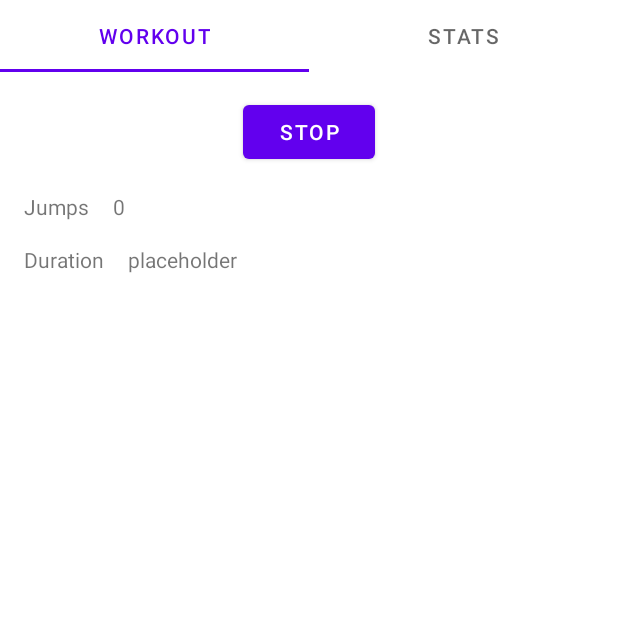
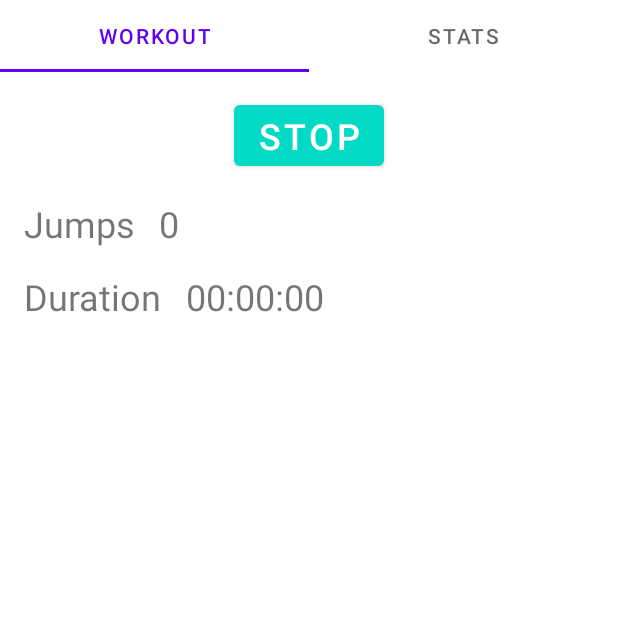
Before and after one commit to NormantasKudzma/Jump, an Android app: the screen it shows after launch (MainActivity), after a tap on "START", on a phone screen of 412 x 824 dp, the top half of it. Run offline under Robolectric (Android 15) with nearby library versions, the phone set to English and light mode, and no system bars.

Commit message:
Cleaning up, fixed duration field

```diff
--- a/app/src/main/java/com/nk/jump/MainActivity.java
+++ b/app/src/main/java/com/nk/jump/MainActivity.java
@@ -51,7 +51,7 @@ public class MainActivity extends AppCompatActivity {
                     .commit();
         }
         catch (Exception ignored) {
-            ignored.printStackTrace();
+
         }
     }
 }
--- a/app/src/main/java/com/nk/jump/fragments/WorkoutTab.java
+++ b/app/src/main/java/com/nk/jump/fragments/WorkoutTab.java
@@ -1,20 +1,23 @@
 package com.nk.jump.fragments;
 
+import android.graphics.drawable.ColorDrawable;
+import android.graphics.drawable.Drawable;
 import android.widget.Button;
 import android.widget.TextView;
 
 import androidx.fragment.app.Fragment;
 
-import com.nk.jump.Counter;
-import com.nk.jump.Graph;
 import com.nk.jump.R;
+import com.nk.jump.utils.Counter;
+import com.nk.jump.utils.Updater;
 
 import java.util.Locale;
 
 public class WorkoutTab extends Fragment {
     private Counter mCounter;
-    private TextView mText;
-    private Graph mGraph;
+    private TextView mTextJumps;
+    private TextView mTextDuration;
+    private Updater mDurationUpdater;
 
     public WorkoutTab() {
         super(R.layout.tab_workout);
@@ -26,26 +29,33 @@ public class WorkoutTab extends Fragment {
 
         mCounter = new Counter(getActivity());
 
-        mText = getView().findViewById(R.id.text_jumps);
+        mTextJumps = getView().findViewById(R.id.text_jumps);
         mCounter.setOnJumpListener(total -> {
-            mText.setText(String.format(Locale.getDefault(), "%d", total));
+            mTextJumps.setText(String.format(Locale.getDefault(), "%d", total));
         });
 
-        /*mGraph = new Graph(getView().findViewById(R.id.chart1), Counter.AXES, Counter.ROLLOVER);
-        mCounter.setDataPointListener((axis, value) -> {
-            mGraph.addPoint(axis, value);
-        });*/
+        mTextDuration = getView().findViewById(R.id.text_duration);
+        mDurationUpdater = new Updater(() -> {
+            long durationSeconds = (System.currentTimeMillis() - mCounter.getWorkout().mStart) / 1000;
+            long hours = durationSeconds / 3600;
+            long minutes = (durationSeconds % 3600) / 60;
+            long seconds = durationSeconds % 60;
+            mTextDuration.post(() -> mTextDuration.setText(String.format(Locale.getDefault(), "%02d:%02d:%02d", hours, minutes, seconds)));
+        }, 1000);
 
         Button button = getView().findViewById(R.id.button);
         button.setOnClickListener(v -> {
             if (!mCounter.isStarted()) {
                 button.setText(R.string.stop);
-                if (mGraph != null) { mGraph.cleanup(); }
+                button.setBackgroundColor(getResources().getColor(R.color.teal_200));
                 mCounter.start();
+                mDurationUpdater.start();
             }
             else {
                 button.setText(R.string.start);
+                button.setBackgroundColor(getResources().getColor(R.color.purple_500));
                 mCounter.stop();
+                mDurationUpdater.stop();
             }
         });
     }
--- a/app/src/main/java/com/nk/jump/Counter.java
+++ b/app/src/main/java/com/nk/jump/utils/Counter.java
@@ -1,4 +1,4 @@
-package com.nk.jump;
+package com.nk.jump.utils;
 
 import android.app.Activity;
 import android.hardware.Sensor;
@@ -86,6 +86,10 @@ public class Counter implements SensorEventListener {
         }
     }
 
+    public final Workout getWorkout() {
+        return mWorkout;
+    }
+
     public boolean isStarted(){
         return mStarted;
     }
--- a/app/src/main/java/com/nk/jump/Graph.java
+++ b/app/src/main/java/com/nk/jump/utils/Graph.java
@@ -1,4 +1,4 @@
-package com.nk.jump;
+package com.nk.jump.utils;
 
 import android.graphics.Color;
 
--- a/app/src/main/java/com/nk/jump/Logger.java
+++ b/app/src/main/java/com/nk/jump/utils/Logger.java
@@ -1,4 +1,4 @@
-package com.nk.jump;
+package com.nk.jump.utils;
 
 import android.app.Activity;
 import android.content.Context;
--- /dev/null
+++ b/app/src/main/java/com/nk/jump/utils/Updater.java
@@ -0,0 +1,47 @@
+package com.nk.jump.utils;
+
+import java.util.Timer;
+import java.util.TimerTask;
+
+public class Updater {
+    public interface Callback {
+        void onUpdate();
+    }
+
+    private Callback mCallback;
+    private int mIntervalMs;
+    private boolean mRunning;
+    private Timer mTimer;
+
+    public Updater(Callback callback, int intervalMs){
+        mCallback = callback;
+        mIntervalMs = intervalMs;
+        mRunning = false;
+    }
+
+    public void start(){
+        if (mRunning) { return; }
+        mRunning = true;
+
+        mTimer = new Timer(true);
+        mTimer.scheduleAtFixedRate(new TimerTask() {
+            @Override
+            public void run() {
+                mCallback.onUpdate();
+            }
+        }, 0, mIntervalMs);
+    }
+
+    public void stop(){
+        if (!mRunning) { return; }
+        mRunning = false;
+
+        mTimer.cancel();
+    }
+
+    @Override
+    protected void finalize() throws Throwable {
+        super.finalize();
+        stop();
+    }
+}
--- a/app/src/main/java/com/nk/jump/Workout.java
+++ b/app/src/main/java/com/nk/jump/utils/Workout.java
@@ -1,4 +1,4 @@
-package com.nk.jump;
+package com.nk.jump.utils;
 
 public class Workout {
     public long mStart;
--- a/app/src/main/res/layout/tab_workout.xml
+++ b/app/src/main/res/layout/tab_workout.xml
@@ -12,6 +12,8 @@
         android:layout_height="wrap_content"
         android:layout_marginTop="16dp"
         android:text="@string/start"
+        android:textSize="24sp"
+        app:backgroundTint="@color/purple_500"
         app:layout_constraintEnd_toEndOf="parent"
         app:layout_constraintStart_toStartOf="parent"
         app:layout_constraintTop_toTopOf="parent" />
@@ -24,6 +26,7 @@
         android:layout_marginLeft="16dp"
         android:layout_marginTop="16dp"
         android:text="@string/jumps"
+        android:textSize="24sp"
         app:layout_constraintStart_toStartOf="parent"
         app:layout_constraintTop_toBottomOf="@+id/button" />
 
@@ -35,6 +38,7 @@
         android:layout_marginLeft="16dp"
         android:layout_marginTop="16dp"
         android:text="@string/duration"
+        android:textSize="24sp"
         app:layout_constraintStart_toStartOf="parent"
         app:layout_constraintTop_toBottomOf="@+id/textView2" />
 
@@ -45,7 +49,8 @@
         android:layout_marginStart="16dp"
         android:layout_marginLeft="16dp"
         android:layout_marginTop="16dp"
-        android:text="@string/placeholder"
+        android:text="@string/jumps_placeholder"
+        android:textSize="24sp"
         app:layout_constraintStart_toEndOf="@+id/textView2"
         app:layout_constraintTop_toBottomOf="@+id/button" />
 
@@ -56,7 +61,8 @@
         android:layout_marginStart="16dp"
         android:layout_marginLeft="16dp"
         android:layout_marginTop="16dp"
-        android:text="@string/placeholder"
+        android:text="@string/duration_placeholder"
+        android:textSize="24sp"
         app:layout_constraintStart_toEndOf="@+id/textView3"
         app:layout_constraintTop_toBottomOf="@+id/text_jumps" />
 
--- a/app/src/main/res/values/strings.xml
+++ b/app/src/main/res/values/strings.xml
@@ -7,7 +7,9 @@
     <string name="start">Start</string>
     <string name="stop">Stop</string>
     <string name="jumps">Jumps</string>
+    <string name="jumps_placeholder">0</string>
     <string name="duration">Duration</string>
+    <string name="duration_placeholder">00:00:00</string>
 
     <string name="stats">Here be stats</string>
 </resources>
```
